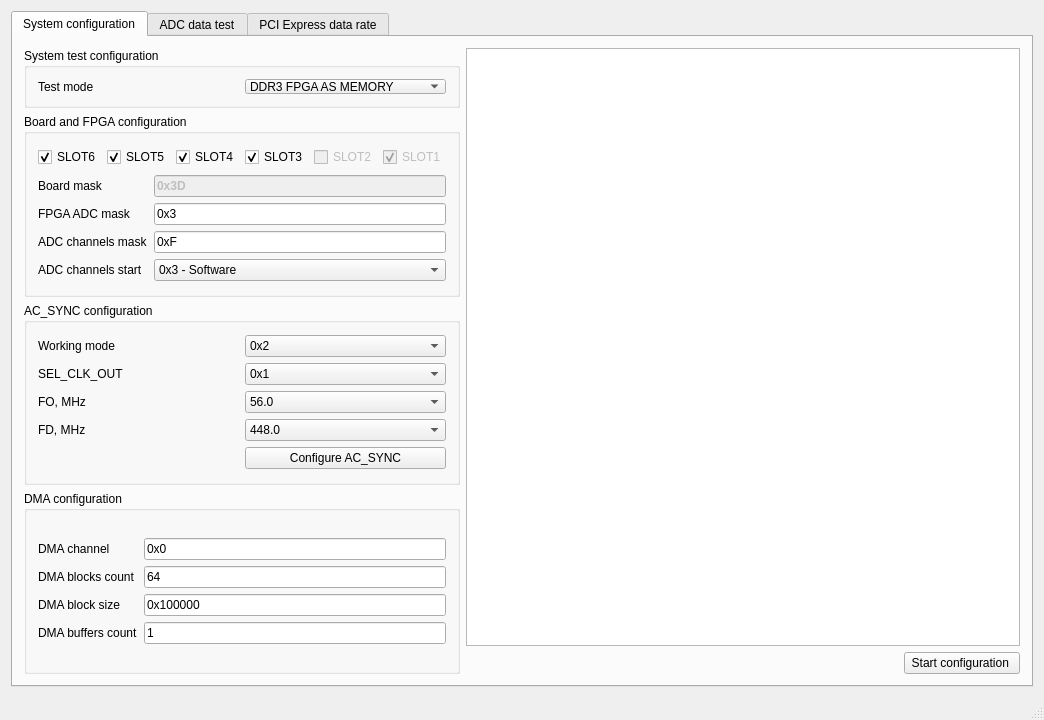
Before: the Qt Designer form gui/mainwindow.ui in karakozov/mainstream, drawn with Qt 5.
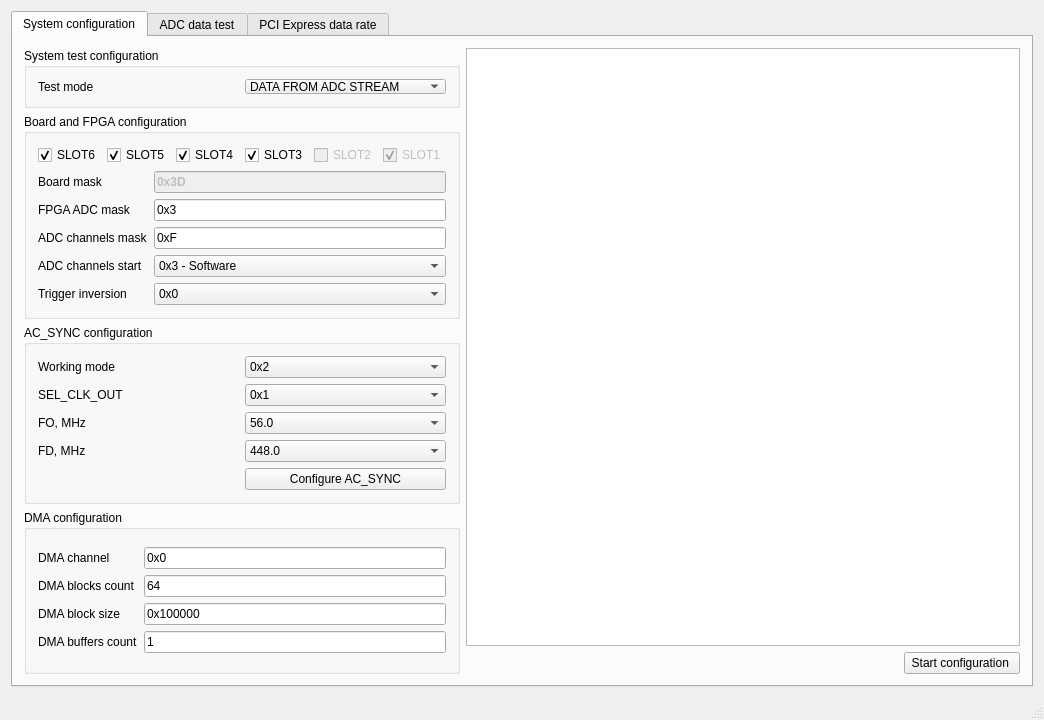
After: the same form once the commit is applied.

Commit message: Add: external start support, start inversion, stream error checking in win

What changed in the file:
```diff
--- a/gui/mainwindow.ui
+++ b/gui/mainwindow.ui
@@ -64,11 +64,11 @@
                <item row="0" column="1">
                 <widget class="QComboBox" name="cbTestMode">
                  <property name="currentIndex">
-                  <number>1</number>
+                  <number>0</number>
                  </property>
                  <item>
                   <property name="text">
-                   <string>DATA FORM ADC STREAM</string>
+                   <string>DATA FROM ADC STREAM</string>
                   </property>
                  </item>
                  <item>
@@ -240,6 +240,27 @@
                  </item>
                 </widget>
                </item>
+               <item row="4" column="1">
+                <widget class="QComboBox" name="cbAdcStartInversion">
+                 <item>
+                  <property name="text">
+                   <string>0x0</string>
+                  </property>
+                 </item>
+                 <item>
+                  <property name="text">
+                   <string>0x1</string>
+                  </property>
+                 </item>
+                </widget>
+               </item>
+               <item row="4" column="0">
+                <widget class="QLabel" name="label_22">
+                 <property name="text">
+                  <string>Trigger inversion</string>
+                 </property>
+                </widget>
+               </item>
               </layout>
              </item>
             </layout>
```
The commit also changes 5 other files.
